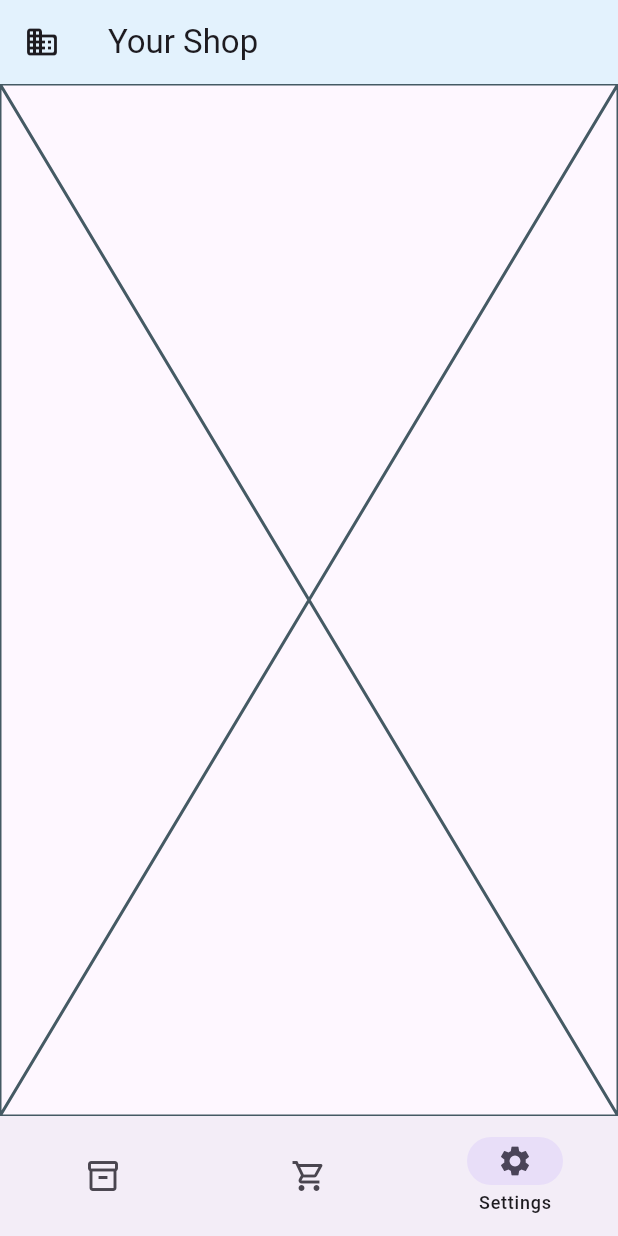
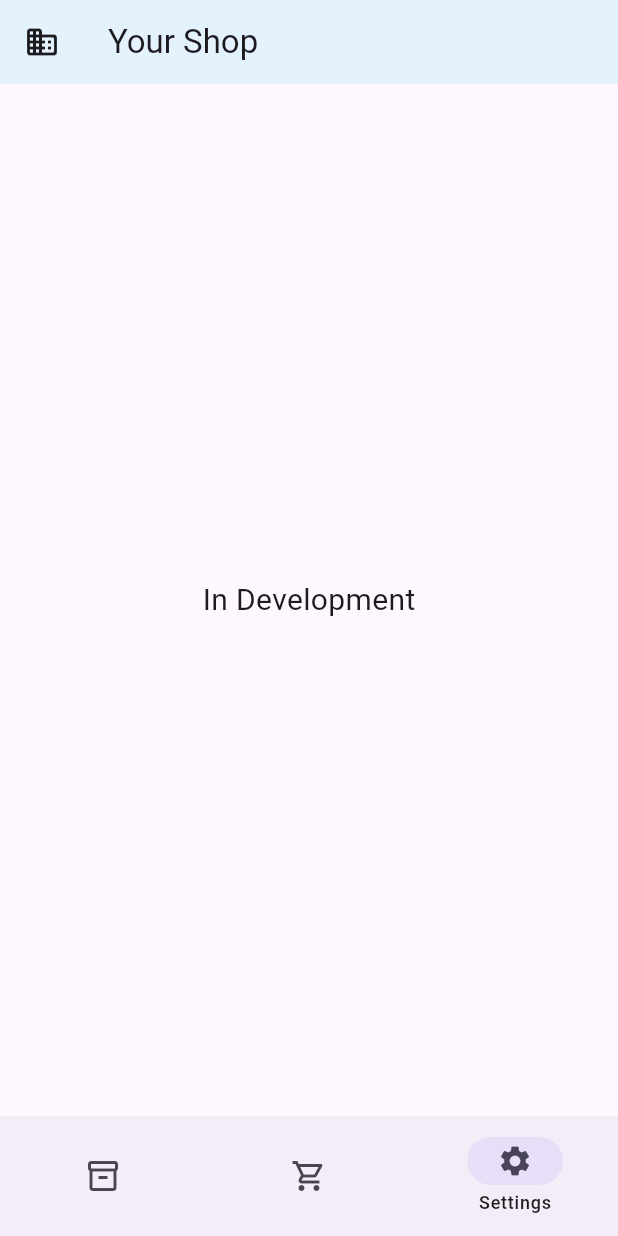
Before and after one commit to iamansuman/mobilepos, a Flutter app: the screen it shows after launch, item 3 of the bottom bar chosen, on a phone screen of 412 x 824 dp. Run offline on Flutter 3.47's test engine with Material 2 defaults, Android fonts, the phone set to English and light mode, and no system bars; our stand-ins replace sqflite; accounts and stored records are empty.

Commit message:
removed default placeholder

```diff
--- a/lib/pages/settings/settings.dart
+++ b/lib/pages/settings/settings.dart
@@ -10,6 +10,13 @@ class Settings extends StatefulWidget {
 class _SettingsState extends State<Settings> {
   @override
   Widget build(BuildContext context) {
-    return const Placeholder();
+    return const Scaffold(
+      body: Center(
+        child: Text(
+          "In Development",
+          style: TextStyle(fontSize: 20),
+        ),
+      ),
+    );
   }
 }
```
